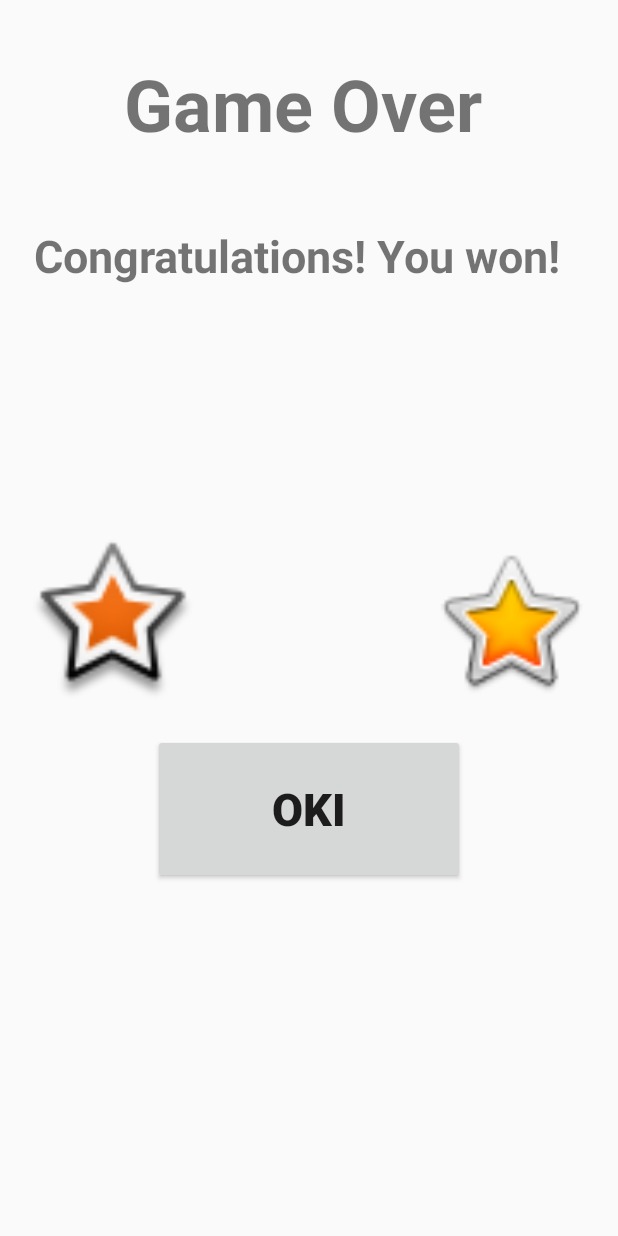
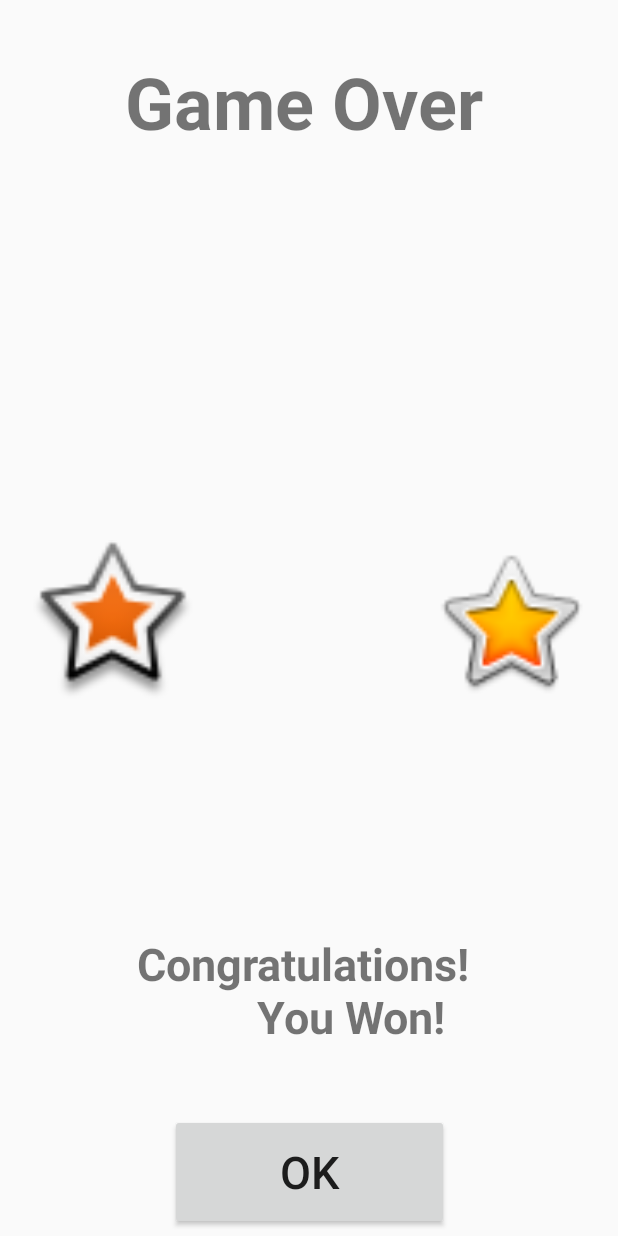
Before and after one commit to xya89/Mineseeker-Android-Game, an Android app: the layout game_end_message_layout.xml on its own in the app's theme, with its tools: preview values and no code run, on a phone screen of 412 x 824 dp. Run offline under Robolectric (Android 15) with nearby library versions, the phone set to English and light mode, and no system bars.

Commit message:
Fix lock image size and Update end game messages

```diff
--- a/app/src/main/res/layout/game_end_message_layout.xml
+++ b/app/src/main/res/layout/game_end_message_layout.xml
@@ -34,15 +34,16 @@
         android:id="@+id/txt_gameOverTitle"
         android:layout_width="246dp"
         android:layout_height="69dp"
+        android:layout_marginBottom="8dp"
         android:text="@string/game_over"
         android:textSize="48sp"
         android:textStyle="bold"
         app:layout_constraintBottom_toBottomOf="parent"
         app:layout_constraintEnd_toEndOf="parent"
-        app:layout_constraintHorizontal_bias="0.498"
+        app:layout_constraintHorizontal_bias="0.501"
         app:layout_constraintStart_toStartOf="parent"
         app:layout_constraintTop_toTopOf="parent"
-        app:layout_constraintVertical_bias="0.049" />
+        app:layout_constraintVertical_bias="0.047" />
 
     <androidx.constraintlayout.widget.Guideline
         android:id="@+id/guideline2"
@@ -53,28 +54,29 @@
 
     <TextView
         android:id="@+id/txt_gameOverMessage"
-        android:layout_width="367dp"
-        android:layout_height="48dp"
-        android:layout_marginTop="44dp"
-        android:text="@string/congratulations_you_won"
-        android:textSize="30sp"
-        android:textStyle="bold"
-        app:layout_constraintEnd_toEndOf="@+id/txt_gameOverTitle"
-        app:layout_constraintHorizontal_bias="0.495"
-        app:layout_constraintStart_toStartOf="@+id/txt_gameOverTitle"
-        app:layout_constraintTop_toBottomOf="@+id/txt_gameOverTitle" />
-
-    <Button
-        android:id="@+id/btn_okay"
-        android:layout_width="208dp"
-        android:layout_height="100dp"
-        android:layout_marginTop="56dp"
-        android:text="@string/oki"
+        android:layout_width="231dp"
+        android:layout_height="90dp"
+        android:layout_marginBottom="112dp"
+        android:text="@string/congratulations_n_t_t_t_t_t_tyou_won"
         android:textSize="30sp"
         android:textStyle="bold"
         app:layout_constraintBottom_toBottomOf="parent"
+        app:layout_constraintEnd_toEndOf="@+id/txt_gameOverTitle"
+        app:layout_constraintHorizontal_bias="0.533"
+        app:layout_constraintStart_toStartOf="@+id/txt_gameOverTitle"
+        app:layout_constraintTop_toBottomOf="@+id/txt_gameOverTitle"
+        app:layout_constraintVertical_bias="1.0" />
+
+    <Button
+        android:id="@+id/btn_mesaageFragmentOK"
+        android:layout_width="186dp"
+        android:layout_height="77dp"
+        android:layout_marginBottom="4dp"
+        android:text="@string/ok"
+        android:textSize="30sp"
+        app:layout_constraintBottom_toBottomOf="parent"
         app:layout_constraintEnd_toEndOf="@+id/txt_gameOverMessage"
-        app:layout_constraintHorizontal_bias="0.496"
-        app:layout_constraintStart_toStartOf="@+id/txt_gameOverMessage"
-        app:layout_constraintTop_toBottomOf="@+id/txt_gameOverMessage" />
+        app:layout_constraintHorizontal_bias="0.488"
+        app:layout_constraintStart_toStartOf="@+id/txt_gameOverMessage" />
+
 </androidx.constraintlayout.widget.ConstraintLayout>
--- a/app/src/main/res/values/strings.xml
+++ b/app/src/main/res/values/strings.xml
@@ -38,7 +38,7 @@
     <string name="skip">Skip</string>
     <string name="menu">Menu</string>
     <string name="game_over">Game Over</string>
-    <string name="congratulations_you_won">Congratulations! You won!</string>
+    <string name="congratulations_you_won">Congratulations!You won!</string>
     <string name="oki">OKi</string>
     <string name="_0">0</string>
     <string name="find">Find</string>
@@ -46,6 +46,8 @@
     <string name="of">of</string>
     <string name="_0_found_mines">0</string>
     <string name="mines_miens">mines.</string>
+    <string name="congratulations_n_t_t_t_t_t_tyou_won">Congratulations! \n\t \t\t\t\t\tYou Won!</string>
+    <string name="ok">OK</string>
 
 
 </resources>
```
Also changed, not shown: app/src/main/java/cmpt276Asgn3/example/com/GameBoard.java (+16 -42 lines), app/src/main/java/cmpt276Asgn3/example/com/MessageFragment.java (+12 -7 lines).
